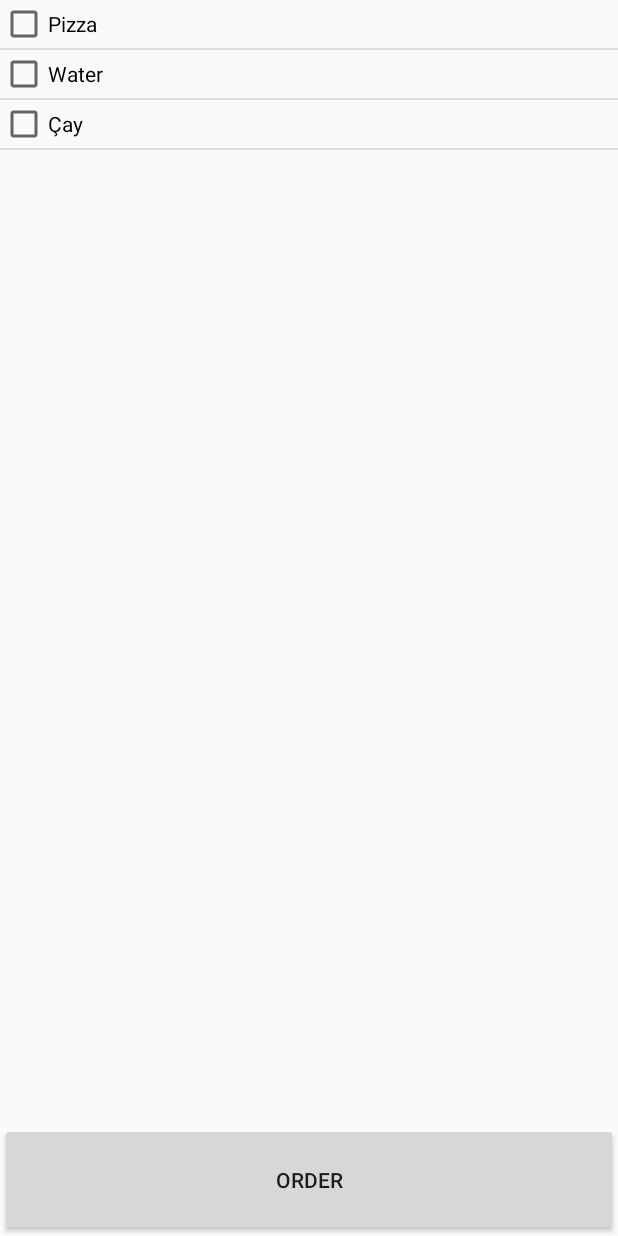
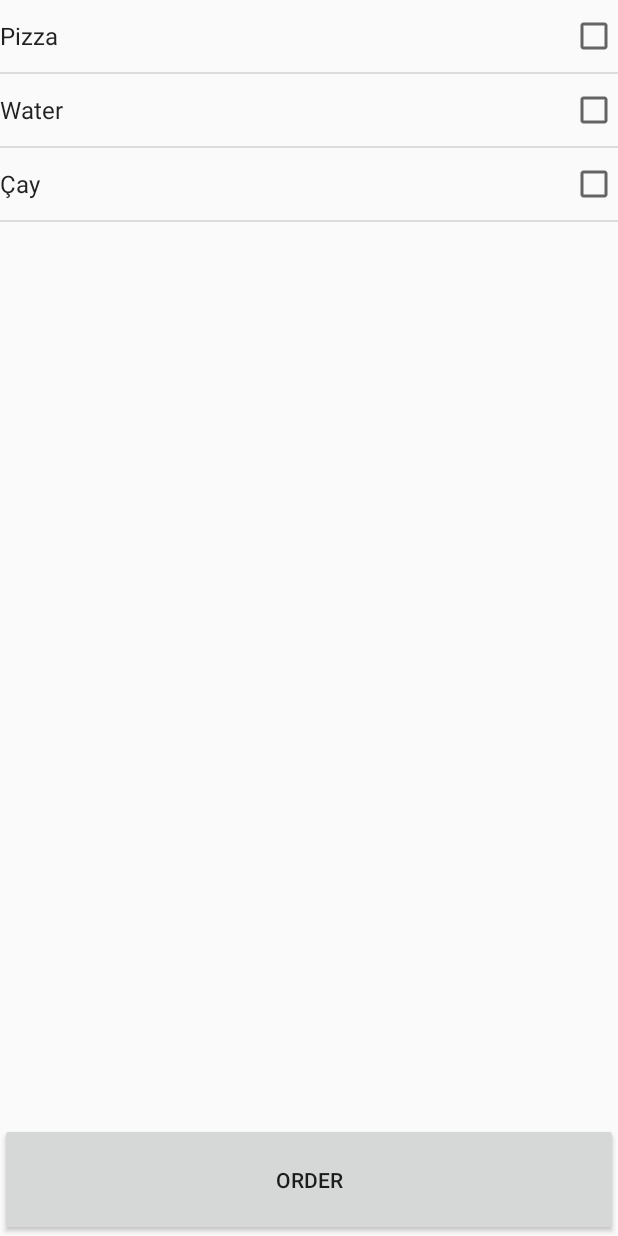
Before and after one commit to korayaydin/CaloriMeter, an Android app: the OrderActivity screen opened directly, with no data from a screen before it, on a phone screen of 412 x 824 dp. Run offline under Robolectric (Android 15) with nearby library versions, the phone set to English and light mode, and no system bars.

Commit message:
- ListView of orders is added

```diff
--- a/app/src/main/java/calorimeter/kraydn/com/calorimeter/Order/OrderActivity.java
+++ b/app/src/main/java/calorimeter/kraydn/com/calorimeter/Order/OrderActivity.java
@@ -2,6 +2,7 @@ package calorimeter.kraydn.com.calorimeter.Order;
 
 import android.os.Bundle;
 import android.app.Activity;
+import android.util.SparseBooleanArray;
 import android.view.Menu;
 import android.view.View;
 import android.view.View.OnClickListener;
@@ -16,6 +17,7 @@ public class OrderActivity extends Activity {
     CheckBox pizza,coffee,burger;
     Button buttonOrder;
     ListView lvProduct;
+    List<OrderItem> listProduct;
 
     @Override
     protected void onCreate(Bundle savedInstanceState) {
@@ -23,6 +25,7 @@ public class OrderActivity extends Activity {
         setContentView(R.layout.activity_start);
         //addListenerOnButtonClick();
         initAll();
+        initListener();
         loadOrder();
     }
 
@@ -30,17 +33,62 @@ public class OrderActivity extends Activity {
         //Getting instance of CheckBoxes and Button from the activty_main.xml file
         buttonOrder=(Button)findViewById(R.id.button1);
         lvProduct = (ListView) findViewById(R.id.lvProduct);
+        listProduct = new ArrayList<>();
+    }
+
+    private void initListener(){
+
+//        lvProduct.setOnClickListener(new OnClickListener() {
+//            @Override
+//            public void onClick(View v) {
+//                Toast.makeText(OrderActivity.this,"TIKLANDI",Toast.LENGTH_SHORT).show();
+//            }
+//        });
+
+        lvProduct.setOnItemClickListener(new AdapterView.OnItemClickListener() {
+            @Override
+            public void onItemClick(AdapterView<?> parent, View view, int i, long id) {
+                Toast.makeText(OrderActivity.this,listProduct.get(i).getName(),Toast.LENGTH_SHORT).show();
+
+            }
+        });
+
+
+        lvProduct.setOnItemSelectedListener(new AdapterView.OnItemSelectedListener() {
+            @Override
+            public void onItemSelected(AdapterView<?> parent, View view, int i, long id) {
+                Toast.makeText(OrderActivity.this,listProduct.get(i).getName(),Toast.LENGTH_SHORT).show();
+
+            }
+
+            @Override
+            public void onNothingSelected(AdapterView<?> parent) {
+
+            }
+        });
+        buttonOrder.setOnClickListener(new OnClickListener() {
+            @Override
+            public void onClick(View v) {
+                SparseBooleanArray arr = lvProduct.getCheckedItemPositions();
+
+                List<String> listResult = new ArrayList<>();
+                for (int i = 0; i < arr.size(); i++) {
+                    int pos = arr.keyAt(i);
+                    listResult.add(listProduct.get(pos).getName());
+                }
+
+                Toast.makeText(OrderActivity.this, listResult.toString(), Toast.LENGTH_SHORT).show();
+            }
+        });
     }
 
     private void loadOrder(){
-        List<OrderItem> list = new ArrayList<>();
+        listProduct.add(new OrderItem(false,"Pizza"));
+        listProduct.add(new OrderItem(false,"Water"));
+        listProduct.add(new OrderItem(false,"Çay"));
 
-        list.add(new OrderItem(false,"Pizza"));
-        list.add(new OrderItem(false,"Water"));
-        list.add(new OrderItem(false,"Çay"));
-
-        lvProduct.setAdapter(new OrderAdapter(OrderActivity.this,list));
-    }
+        lvProduct.setAdapter(new OrderAdapter(OrderActivity.this,listProduct));
+     }
 
     @Override
     public boolean onCreateOptionsMenu(Menu menu) {
--- a/app/src/main/java/calorimeter/kraydn/com/calorimeter/Order/OrderAdapter.java
+++ b/app/src/main/java/calorimeter/kraydn/com/calorimeter/Order/OrderAdapter.java
@@ -6,13 +6,16 @@ import android.view.View;
 import android.view.ViewGroup;
 import android.widget.BaseAdapter;
 import android.widget.CheckBox;
+import android.widget.CheckedTextView;
+import android.widget.CompoundButton;
+import android.widget.TextView;
 
 import java.util.List;
 
 import calorimeter.kraydn.com.calorimeter.R;
 
 /**
- * Created by Koray on 6.1.2015.
+ * Created by Koray on 6.10.2014.
  */
 public class OrderAdapter extends BaseAdapter {
     private Context context;
@@ -40,10 +43,12 @@ public class OrderAdapter extends BaseAdapter {
 
     @Override
     public View getView(int position, View convertView, ViewGroup parent) {
+        //View view = ((LayoutInflater) (context.getSystemService(Context.LAYOUT_INFLATER_SERVICE))).inflate(R.layout.order_item_layout, null);;
         View view = LayoutInflater.from(context).inflate(R.layout.order_item_layout, null);
 
-        CheckBox cbOrder = (CheckBox)view.findViewById(R.id.cbOrder);
+        CheckedTextView cbOrder = (CheckedTextView)view.findViewById(R.id.cbOrder);
         cbOrder.setSelected(listProduct.get(position).isSelected());
+
         cbOrder.setText(listProduct.get(position).getName());
 
         return view;
--- a/app/src/main/res/layout/activity_start.xml
+++ b/app/src/main/res/layout/activity_start.xml
@@ -33,7 +33,8 @@
         android:layout_width="match_parent"
         android:layout_height="0dp"
         android:choiceMode="multipleChoice"
-        android:layout_weight="10">
+        android:layout_weight="10"
+        android:clickable="true">
 
     </ListView>
 
--- a/app/src/main/res/layout/order_item_layout.xml
+++ b/app/src/main/res/layout/order_item_layout.xml
@@ -1,10 +1,29 @@
 <?xml version="1.0" encoding="utf-8"?>
 <LinearLayout xmlns:android="http://schemas.android.com/apk/res/android"
-    android:layout_width="match_parent" android:layout_height="match_parent">
+    android:layout_width="match_parent" android:layout_height="match_parent"
+    android:orientation="horizontal">
 
-    <CheckBox
+<!--    <CheckedTextView
+        android:id="@+id/cbOrder"
+        android:layout_width="0dp"
+        android:layout_height="match_parent"
+        android:layout_weight="1"
+        android:focusable="false"
+        android:focusableInTouchMode="false" />-->
+
+
+    <CheckedTextView xmlns:android="http://schemas.android.com/apk/res/android"
         android:id="@+id/cbOrder"
         android:layout_width="match_parent"
-        android:layout_height="match_parent" />
+        android:layout_height="?android:attr/listPreferredItemHeightSmall"
+        android:textAppearance="?android:attr/textAppearanceListItemSmall"
+        android:descendantFocusability="blocksDescendants"
+        android:gravity="center_vertical"
+        android:checkMark="?android:attr/listChoiceIndicatorMultiple"/>
+    <!--<TextView
+        android:layout_width="0dp"
+        android:layout_height="match_parent"
+        android:layout_weight="1"
+        android:text="OK"/>-->
 
 </LinearLayout>
```
